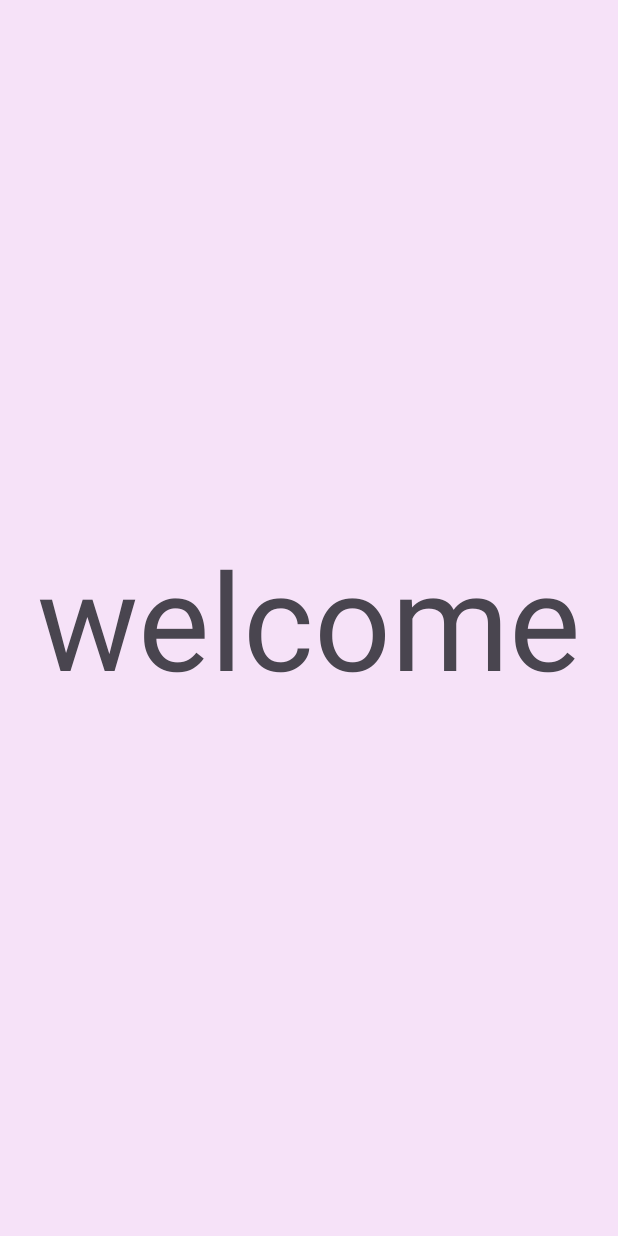
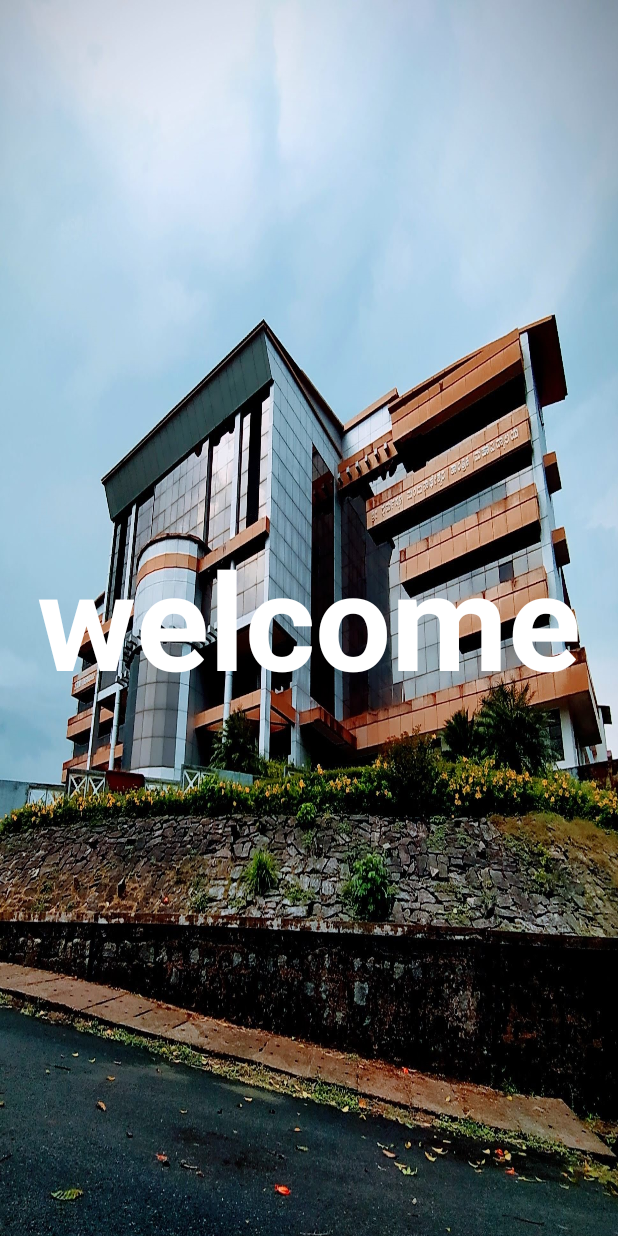
Before and after one commit to swast735/The-Wisher, an Android app: the screen it shows after launch (MainActivity), on a phone screen of 412 x 824 dp. Run offline under Robolectric (Android 15) with nearby library versions, the phone set to English and light mode, and no system bars; our stand-ins replace Firebase (no records; nobody signed in at launch, a user with empty details on screens opened directly), data binding; Roboto replaces fonts that are not available here.

Commit message:
Version1

```diff
--- a/app/src/main/AndroidManifest.xml
+++ b/app/src/main/AndroidManifest.xml
@@ -9,9 +9,9 @@
         android:allowBackup="true"
         android:dataExtractionRules="@xml/data_extraction_rules"
         android:fullBackupContent="@xml/backup_rules"
-        android:icon="@drawable/icon"
+        android:icon="@drawable/sdmit"
         android:label="@string/app_name"
-        android:roundIcon="@drawable/icon"
+        android:roundIcon="@drawable/sdmit"
         android:supportsRtl="true"
         android:theme="@style/Theme.TheWisher"
         tools:targetApi="31">
--- a/app/src/main/res/layout/fragment_welcome.xml
+++ b/app/src/main/res/layout/fragment_welcome.xml
@@ -6,12 +6,15 @@
 <FrameLayout
     android:id="@+id/WelcomeFrag"
     android:layout_width="match_parent"
+    android:background="@drawable/college"
     android:layout_height="match_parent">
     <TextView
         android:id="@+id/wlcmTxt"
         android:layout_width="match_parent"
         android:layout_height="match_parent"
         android:text="@string/welcome"
+        android:textStyle="bold"
+        android:textColor="@color/white"
         android:textSize="90sp"
         android:gravity="center" />
 
```
Also changed, not shown: app/src/main/res/drawable/college.jpg (added), app/src/main/res/drawable/sdmit.png (added).
